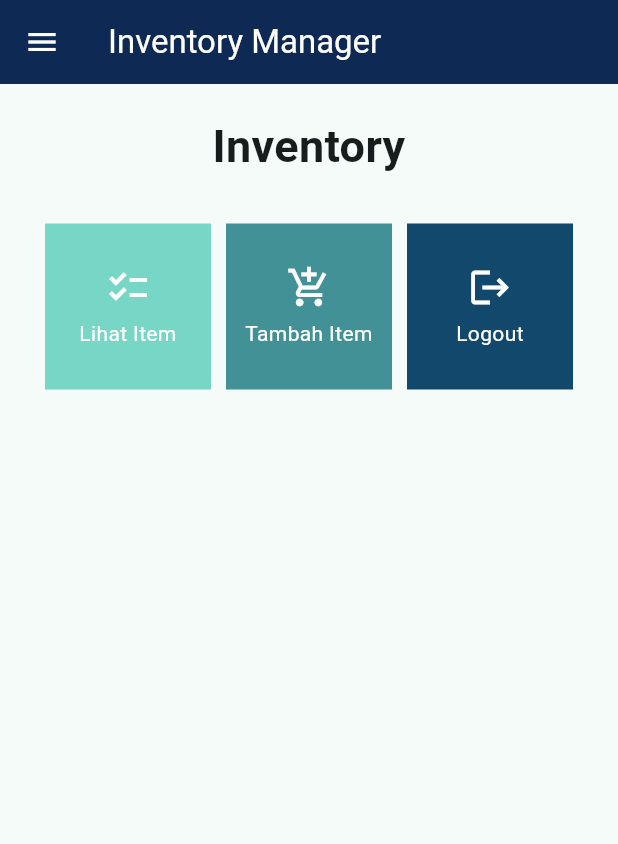
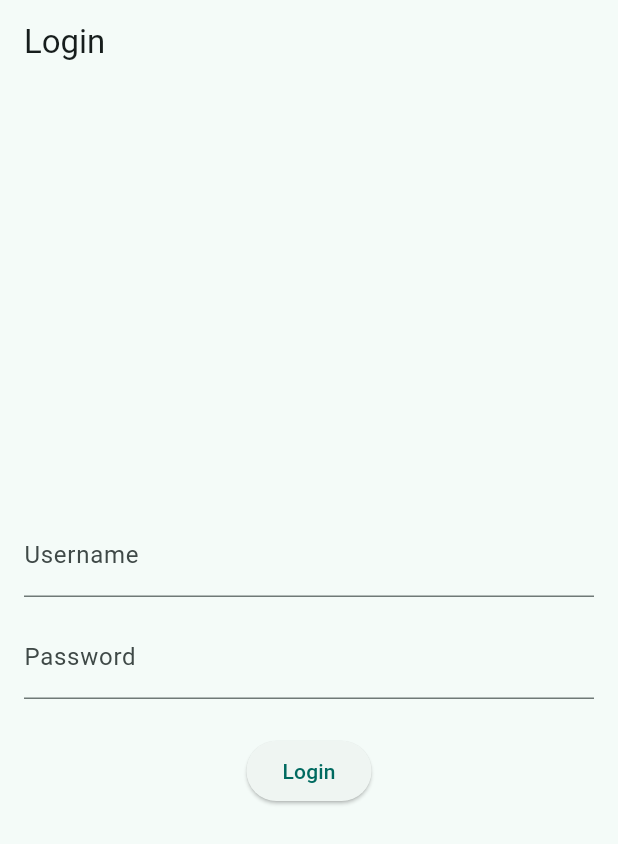
Before and after one commit to nabielsubhan/inventory-manager-mobile, a Flutter app: the screen it shows after launch, on a phone screen of 412 x 824 dp. Shown: the top 844 px of the screen. Run offline on Flutter 3.47's test engine with Material 2 defaults, Android fonts, the phone set to English and light mode, and no system bars; missing offline and left inert: pbp_django_auth.

Commit message:
Tugas 9 Done

```diff
--- a/lib/main.dart
+++ b/lib/main.dart
@@ -1,5 +1,7 @@
 import 'package:flutter/material.dart';
-import 'package:inventory_manager/screens/menu.dart';
+import 'package:inventory_manager/screens/login.dart';
+import 'package:pbp_django_auth/pbp_django_auth.dart';
+import 'package:provider/provider.dart';
 
 void main() {
   runApp(const MyApp());
@@ -11,28 +13,20 @@
   // This widget is the root of your application.
   @override
   Widget build(BuildContext context) {
-    return MaterialApp(
-      title: 'Flutter Demo',
-      theme: ThemeData(
-        // This is the theme of your application.
-        //
-        // TRY THIS: Try running your application with "flutter run". You'll see
-        // the application has a blue toolbar. Then, without quitting the app,
-        // try changing the seedColor in the colorScheme below to Colors.green
-        // and then invoke "hot reload" (save your changes or press the "hot
-        // reload" button in a Flutter-supported IDE, or press "r" if you used
-        // the command line to start the app).
-        //
-        // Notice that the counter didn't reset back to zero; the application
-        // state is not lost during the reload. To reset the state, use hot
-        // restart instead.
-        //
-        // This works for code too, not just values: Most code changes can be
-        // tested with just a hot reload.
-        colorScheme: ColorScheme.fromSeed(seedColor: Colors.teal),
-        useMaterial3: true,
-      ),
-      home: MyHomePage(),
+    return Provider(
+      create: (_) {
+                CookieRequest request = CookieRequest();
+                return request;
+            },
+
+      child: MaterialApp(
+        title: 'Flutter Demo',
+        theme: ThemeData(
+          colorScheme: ColorScheme.fromSeed(seedColor: Colors.teal),
+          useMaterial3: true,
+        ),
+        home: LoginPage(),
+      )
     );
   }
 }
--- /dev/null
+++ b/lib/screens/login.dart
@@ -0,0 +1,110 @@
+import 'package:inventory_manager/screens/menu.dart';
+import 'package:flutter/material.dart';
+import 'package:pbp_django_auth/pbp_django_auth.dart';
+import 'package:provider/provider.dart';
+
+void main() {
+    runApp(const LoginApp());
+}
+
+class LoginApp extends StatelessWidget {
+const LoginApp({super.key});
+
+@override
+Widget build(BuildContext context) {
+    return MaterialApp(
+        title: 'Login',
+        theme: ThemeData(
+            primarySwatch: Colors.blue,
+    ),
+    home: const LoginPage(),
+    );
+    }
+}
+
+class LoginPage extends StatefulWidget {
+    const LoginPage({super.key});
+
+    @override
+    _LoginPageState createState() => _LoginPageState();
+}
+
+class _LoginPageState extends State<LoginPage> {
+    final TextEditingController _usernameController = TextEditingController();
+    final TextEditingController _passwordController = TextEditingController();
+
+    @override
+    Widget build(BuildContext context) {
+        final request = context.watch<CookieRequest>();
+        return Scaffold(
+            appBar: AppBar(
+                title: const Text('Login'),
+            ),
+            body: Container(
+                padding: const EdgeInsets.all(16.0),
+                child: Column(
+                    mainAxisAlignment: MainAxisAlignment.center,
+                    children: [
+                        TextField(
+                            controller: _usernameController,
+                            decoration: const InputDecoration(
+                                labelText: 'Username',
+                            ),
+                        ),
+                        const SizedBox(height: 12.0),
+                        TextField(
+                            controller: _passwordController,
+                            decoration: const InputDecoration(
+                                labelText: 'Password',
+                            ),
+                            obscureText: true,
+                        ),
+                        const SizedBox(height: 24.0),
+                        ElevatedButton(
+                            onPressed: () async {
+                                String username = _usernameController.text;
+                                String password = _passwordController.text;
+
+                                final response = await request.login("https://muhammad-nabiel21-tugas.pbp.cs.ui.ac.id/auth/login/", {
+                                'username': username,
+                                'password': password,
+                                });
+
+                                if (request.loggedIn) {
+                                    String message = response['message'];
+                                    String uname = response['username'];
+                                    Navigator.pushReplacement(
+                                        context,
+                                        MaterialPageRoute(builder: (context) => MyHomePage()),
+                                    );
+                                    ScaffoldMessenger.of(context)
+                                        ..hideCurrentSnackBar()
+                                        ..showSnackBar(
+                                            SnackBar(content: Text("$message Selamat datang, $uname.")));
+                                    } else {
+                                    showDialog(
+                                        context: context,
+                                        builder: (context) => AlertDialog(
+                                            title: const Text('Login Gagal'),
+                                            content:
+                                                Text(response['message']),
+                                            actions: [
+                                                TextButton(
+                                                    child: const Text('OK'),
+                                                    onPressed: () {
+                                                        Navigator.pop(context);
+                                                    },
+                                                ),
+                                            ],
+                                        ),
+                                    );
+                                }
+                            },
+                            child: const Text('Login'),
+                        ),
+                    ],
+                ),
+            ),
+        );
+    }
+}
--- a/pubspec.yaml
+++ b/pubspec.yaml
@@ -35,6 +35,9 @@
   # The following adds the Cupertino Icons font to your application.
   # Use with the CupertinoIcons class for iOS style icons.
   cupertino_icons: ^1.0.2
+  provider: ^6.1.1
+  pbp_django_auth: ^0.4.0
+  http: ^1.1.0
 
 dev_dependencies:
   flutter_test:
```
Also changed, not shown: lib/models/item.dart (added, +81 -0 lines), lib/screens/inventory_manager_form.dart (+31 -1 lines), lib/screens/list_item.dart (added, +90 -0 lines), lib/widgets/Item_card.dart (+28 -1 lines), lib/widgets/left_drawer.dart (+11 -0 lines), pubspec.lock, 2 other files.
